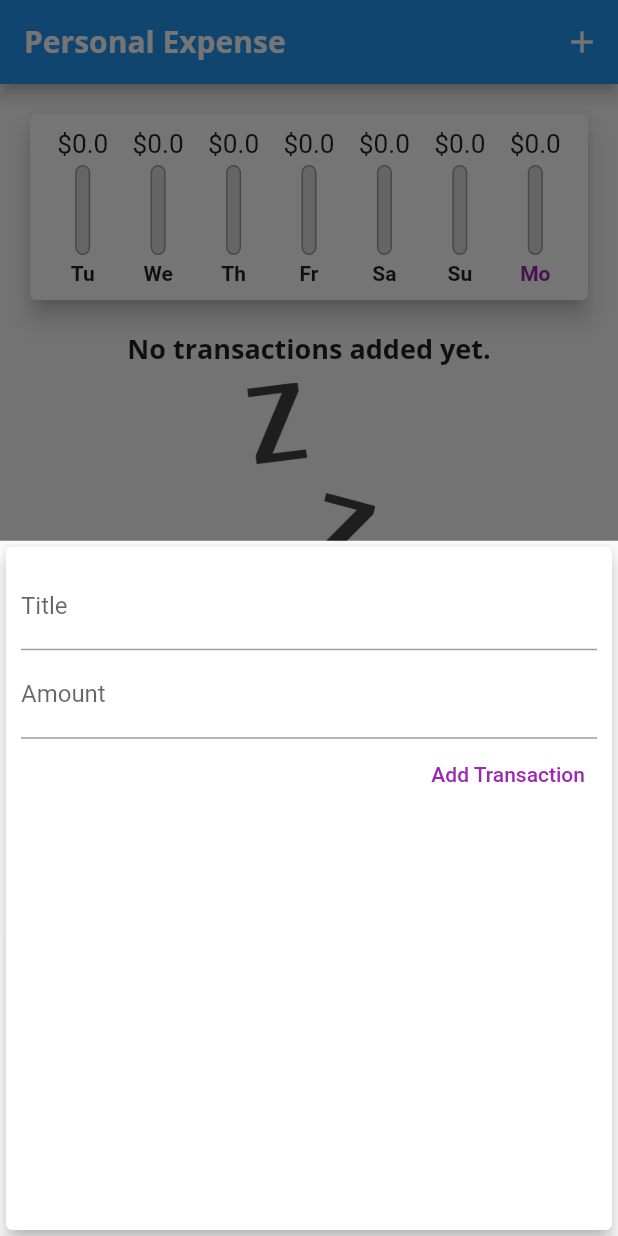
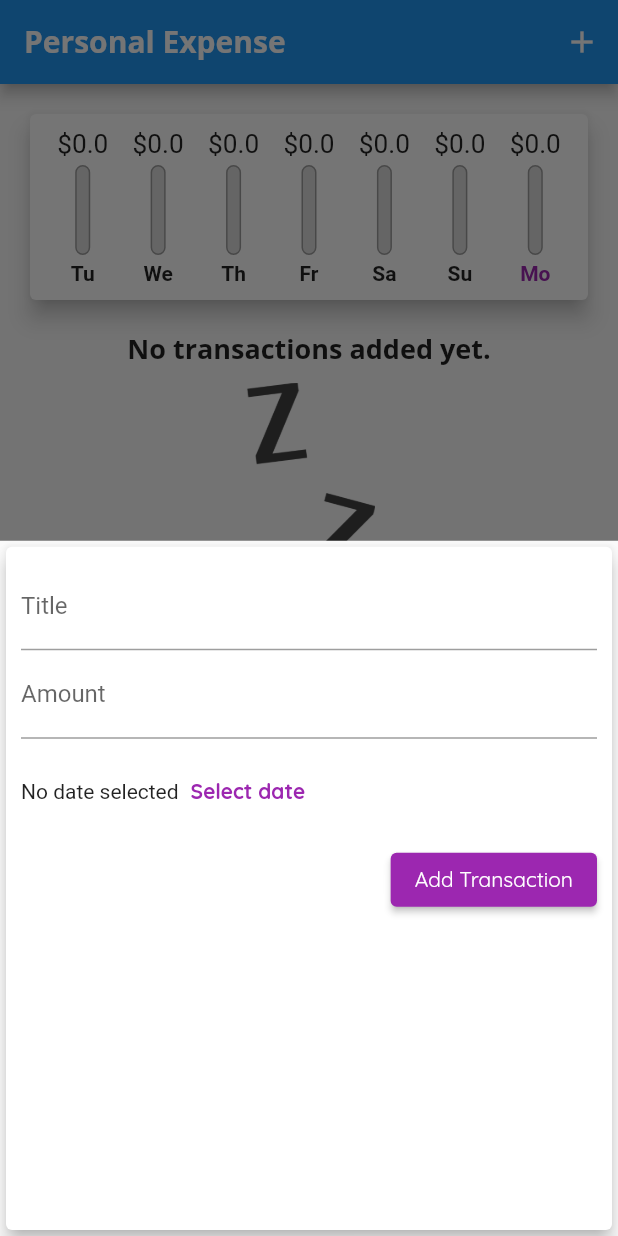
Before and after one commit to bantawa04/expenseTrackerFlutter, a Flutter app: the screen it shows after launch, after a tap on the "add" icon, on a phone screen of 412 x 824 dp. Run offline on Flutter 3.47's test engine with Material 2 defaults, Android fonts, the phone set to English and light mode, and no system bars.

Commit message:
4.45 elevated button and datepicker

```diff
--- a/lib/main.dart
+++ b/lib/main.dart
@@ -24,6 +24,10 @@ class MyApp extends StatelessWidget {
                 fontSize: 18,
                 fontWeight: FontWeight.bold,
               ),
+              //theme for button text color
+              button: TextStyle(
+                color: Colors.white,
+              )
             ),
         appBarTheme: AppBarTheme(
           //theme for app bar
--- a/lib/widgets/new_transaction.dart
+++ b/lib/widgets/new_transaction.dart
@@ -52,13 +52,35 @@ class _NewTransactionState extends State<NewTransaction> {
                   TextInputType.number, //use numberWithOptions(true) for IOS
               onSubmitted: (_) => {submit()},
             ),
-            TextButton(
+            Container(
+              height: 70,
+              child: Row(
+                children: <Widget>[
+                  Text('No date selected'),
+                  TextButton(
+                    onPressed: null,
+                    child: Text(
+                      'Select date',
+                      style: TextStyle(
+                        color: Theme.of(context).primaryColor,
+                        fontWeight: FontWeight.bold,
+                      ),
+                    ),
+                  )
+                ],
+              ),
+            ),
+            ElevatedButton(
               onPressed: submit,
               child: Text(
                 'Add Transaction',
                 style: TextStyle(
-                  color: Colors.purple,
+                  color: Colors.white,
                 ),
+              ),
+              style: TextButton.styleFrom(
+                primary: Theme.of(context).textTheme.button!.color,
+                backgroundColor: Theme.of(context).primaryColor,
               ),
             )
           ],
```
